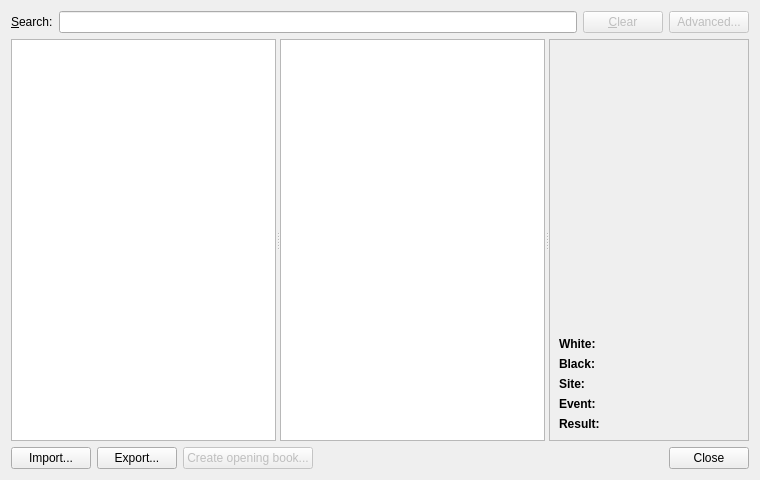
Qt form projects/gui/ui/gamedatabasedlg.ui (cutechess/cutechess) before a commit.
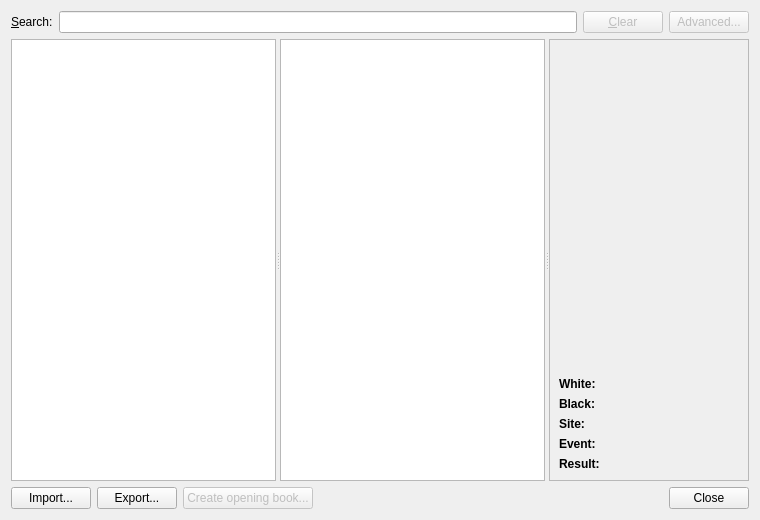
The same form after that commit.

Commit message: Adjust GameDatabaseDialog's default height a bit more

What changed in the file:
```diff
--- a/projects/gui/ui/gamedatabasedlg.ui
+++ b/projects/gui/ui/gamedatabasedlg.ui
@@ -7,7 +7,7 @@
     <x>0</x>
     <y>0</y>
     <width>760</width>
-    <height>480</height>
+    <height>520</height>
    </rect>
   </property>
   <property name="windowTitle">
@@ -163,7 +163,7 @@
          <x>0</x>
          <y>0</y>
          <width>198</width>
-         <height>390</height>
+         <height>430</height>
         </rect>
        </property>
        <layout class="QGridLayout" name="gridLayout_3">
```
